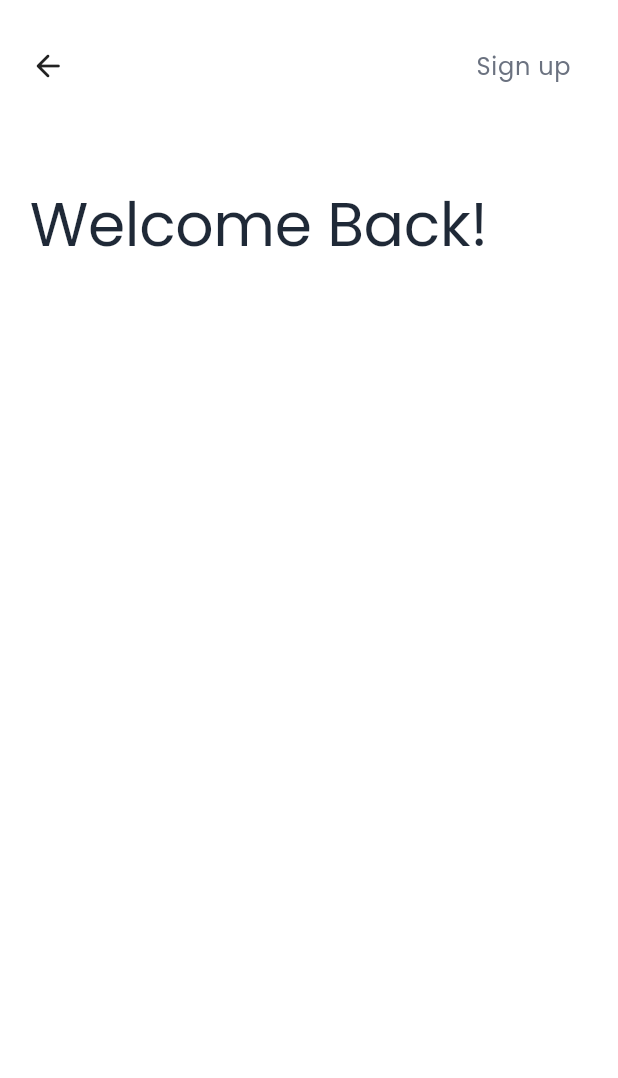
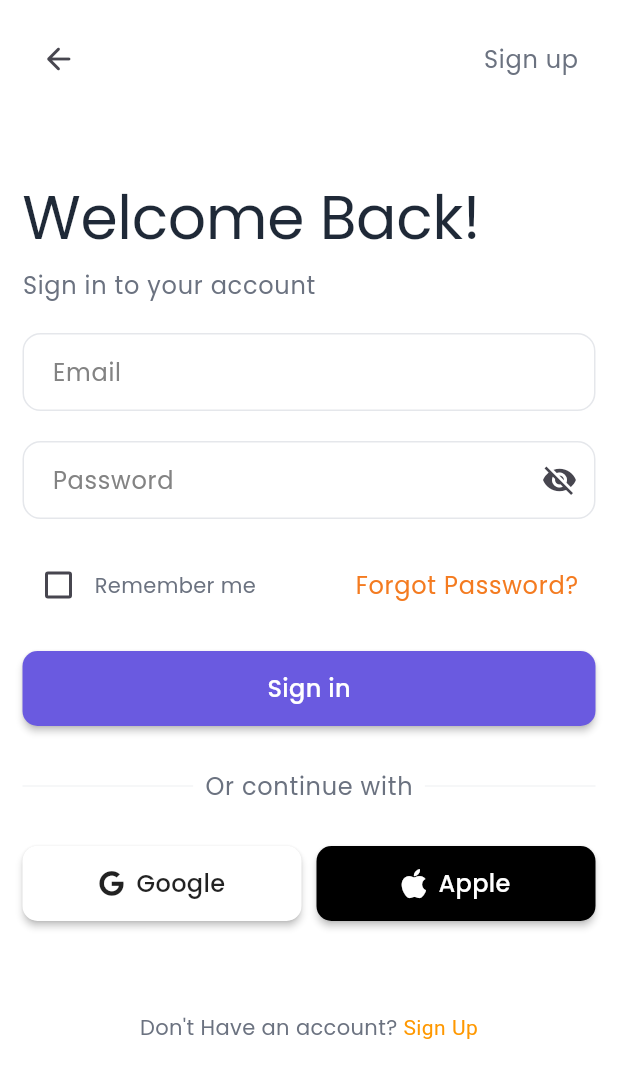
Before and after one commit to TremerYT/ecommerce_flutter, a Flutter app: the SignInScreen screen opened by its route, on a phone screen of 412 x 824 dp. Shown: the top 1078 px of the screen. Run offline on Flutter 3.47's test engine with Material 3 defaults, Android fonts, the phone set to English and light mode, and no system bars; drawn by our look-alikes of flutter_form_builder; our stand-ins replace auth_buttons, badges, font_awesome_flutter, form_builder_validators, get, google_fonts and 1 more.

Commit message:
Changes Made:
- Redone the sign in page.

```diff
--- a/lib/controllers/auth_controller.dart
+++ b/lib/controllers/auth_controller.dart
@@ -1,7 +1,8 @@
 import 'package:flutter/cupertino.dart';
 import 'package:flutter_form_builder/flutter_form_builder.dart';
+import 'package:get/get.dart';
 
-class AuthController {
+class AuthController extends GetxController{
   List<Map> signInFormProperties = [
     {
       "name": "email",
@@ -35,6 +36,11 @@ class AuthController {
   final signInKey = GlobalKey<FormBuilderState>();
   final signUpKey = GlobalKey<FormBuilderState>();
   final resetKey = GlobalKey<FormBuilderState>();
+  var rememberMe = false.obs;
+
+  void toggleRememberMe (bool? value) {
+    rememberMe.value = value ?? false;
+  }
 
   void signInValidator() {
     signInKey.currentState!.saveAndValidate();
--- a/lib/screens/authentication_screens/signin_screen.dart
+++ b/lib/screens/authentication_screens/signin_screen.dart
@@ -1,7 +1,15 @@
+import 'package:auth_buttons/auth_buttons.dart';
 import 'package:ecommerce/controllers/auth_controller.dart';
+import 'package:ecommerce/widgets/custom_button.dart';
+import 'package:ecommerce/widgets/custom_form.dart';
 import 'package:ecommerce/widgets/custom_text.dart';
+import 'package:flutter/gestures.dart';
 import 'package:flutter/material.dart';
+import 'package:flutter_form_builder/flutter_form_builder.dart';
+import 'package:font_awesome_flutter/font_awesome_flutter.dart';
 import 'package:get/get.dart';
+import '../../utils/theme.dart';
+import '../../widgets/custom_divider.dart';
 
 class SignInScreen extends GetView<AuthController> {
   const SignInScreen({super.key});
@@ -11,7 +19,8 @@ class SignInScreen extends GetView<AuthController> {
     return Scaffold(
       body: SafeArea(
         child: Padding(
-          padding: const EdgeInsets.fromLTRB(20, 20, 20, 0),
+          padding: const EdgeInsets.fromLTRB(15, 15, 15, 0),
+          child: SingleChildScrollView(
             child: Column(
               crossAxisAlignment: CrossAxisAlignment.start,
               children: [
@@ -19,7 +28,10 @@ class SignInScreen extends GetView<AuthController> {
                   mainAxisAlignment: MainAxisAlignment.spaceBetween,
                   crossAxisAlignment: CrossAxisAlignment.center,
                   children: [
-                  Icon(Icons.arrow_back_rounded),
+                    IconButton(
+                      icon: Icon(Icons.arrow_back_rounded),
+                      onPressed: () => Get.back(),
+                    ),
                     TextButton(
                       onPressed: () => {Get.to("/signUp")},
                       child: CustomText(
@@ -37,10 +49,124 @@ class SignInScreen extends GetView<AuthController> {
                     fontWeight: FontWeight.w400,
                   ),
                 ),
+                const SizedBox(height: 10),
+                CustomText(
+                  text: "Sign in to your account",
+                  style: Theme.of(context).textTheme.bodyLarge,
+                ),
+                const SizedBox(height: 20),
+                FormBuilder(
+                  key: controller.signInKey,
+                  child: buildSignInForm(context),
+                ),
+                const SizedBox(height: 20),
+                CustomButton(
+                  title: "Sign in",
+                  onPressed: () => controller.signInValidator(),
+                  width: double.infinity,
+                ),
+                const SizedBox(height: 20),
+                CustomDivider(text: "Or continue with"),
+                const SizedBox(height: 20),
+                Row(
+                  children: [
+                    Expanded(
+                      child: CustomButton(
+                        title: "Google",
+                        onPressed: () {},
+                        bgColor: Color(0xffffffff),
+                        textColor: Colors.black87,
+                        prefixIcon: FaIcon(FontAwesomeIcons.google, size: 17),
+                      ),
+                    ),
+                    const SizedBox(width: 10),
+                    Expanded(
+                      child: CustomButton(
+                        title: "Apple",
+                        onPressed: () {},
+                        bgColor: Color(0xff000000),
+                        prefixIcon: FaIcon(
+                          FontAwesomeIcons.apple,
+                          size: 22,
+                          color: Color(0xffffffff),
+                        ),
+                      ),
+                    ),
                   ],
+                ),
+                const SizedBox(height: 60),
+                Center(
+                  child: RichText(
+                    textAlign: TextAlign.center,
+                    text: TextSpan(
+                      style: Theme.of(context).textTheme.bodyMedium,
+                      children: [
+                        TextSpan(text: "Don't Have an account? "),
+                        TextSpan(
+                          text: "Sign Up",
+                          style: TextStyle(color: Colors.orange),
+                          recognizer: TapGestureRecognizer()
+                            ..onTap = () {
+                              Get.offNamed('/signUp');
+                            },
+                        ),
+                      ],
+                    ),
+                  ),
+                ),
+              ],
+            ),
           ),
         ),
       ),
     );
   }
+
+  Widget buildSignInForm(BuildContext context) {
+    return Column(
+      children: [
+        ...controller.signInFormProperties.map((formProperty) {
+          return Padding(
+            padding: const EdgeInsets.only(bottom: 20),
+            child: CustomForm(
+              name: formProperty["name"],
+              label: formProperty["label"],
+              isPassword: formProperty["name"] == "password",
+              keyboardType: formProperty["keyboardType"] == "email"
+                  ? TextInputType.emailAddress
+                  : TextInputType.text,
+            ),
+          );
+        }),
+        Row(
+          mainAxisAlignment: MainAxisAlignment.spaceBetween,
+          children: [
+            Obx(
+              () => Row(
+                children: [
+                  Checkbox(
+                    value: controller.rememberMe.value,
+                    onChanged: controller.toggleRememberMe,
+                  ),
+                  CustomText(
+                    text: "Remember me",
+                    style: Theme.of(context).textTheme.bodyMedium,
+                  ),
+                ],
+              ),
+            ),
+            TextButton(
+              onPressed: () => Get.to("/reset"),
+              child: CustomText(
+                text: "Forgot Password?",
+                style: Theme.of(
+                  context,
+                ).textTheme.bodyLarge?.copyWith(color: AppColors.accent),
+              ),
+            ),
+          ],
+        ),
+      ],
+    );
   }
+}
--- /dev/null
+++ b/lib/widgets/custom_divider.dart
@@ -0,0 +1,27 @@
+import 'package:ecommerce/widgets/custom_text.dart';
+import 'package:flutter/material.dart';
+
+import '../utils/theme.dart';
+
+class CustomDivider extends StatelessWidget {
+  final String text;
+
+  const CustomDivider({super.key, required this.text});
+
+  @override
+  Widget build(BuildContext context) {
+    return Row(
+      children: [
+        Expanded(child: Divider(color: AppColors.divider, thickness: 1)),
+        Padding(
+          padding: const EdgeInsets.all(8.0),
+          child: CustomText(
+            text: text,
+            style: Theme.of(context).textTheme.bodyLarge,
+          ),
+        ),
+        Expanded(child: Divider(color: AppColors.divider, thickness: 1)),
+      ],
+    );
+  }
+}
--- a/pubspec.yaml
+++ b/pubspec.yaml
@@ -36,13 +36,14 @@ dependencies:
   cupertino_icons: ^1.0.8
   get: any
   google_fonts: ^6.3.2
-  sign_in_button: ^4.0.1
+  auth_buttons: ^3.0.3
   flutter_form_builder: ^10.2.0
   form_builder_validators: ^11.2.0
   font_awesome_flutter: ^10.12.0
   skeletons: ^0.0.3
   shimmer: ^3.0.0
   badges: ^3.1.2
+  flutter_svg: ^2.0.6
 
 dev_dependencies:
   flutter_test:
```
Also changed, not shown: 1 other file. Lines whose indentation alone changed are shown as unchanged.
